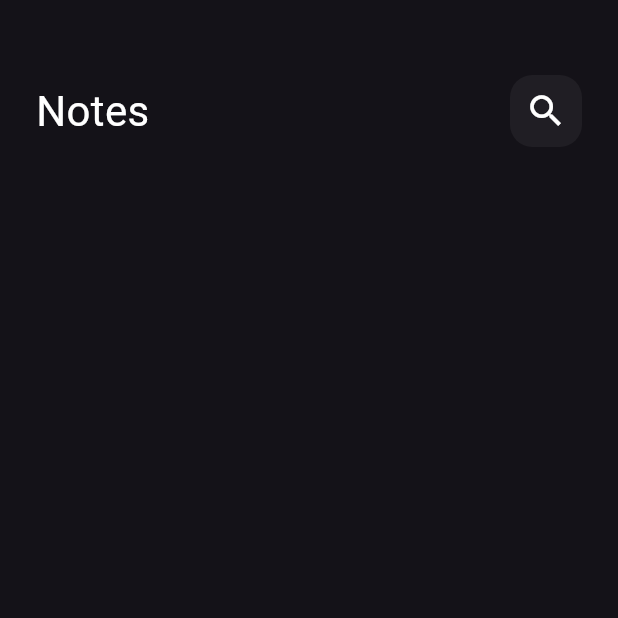
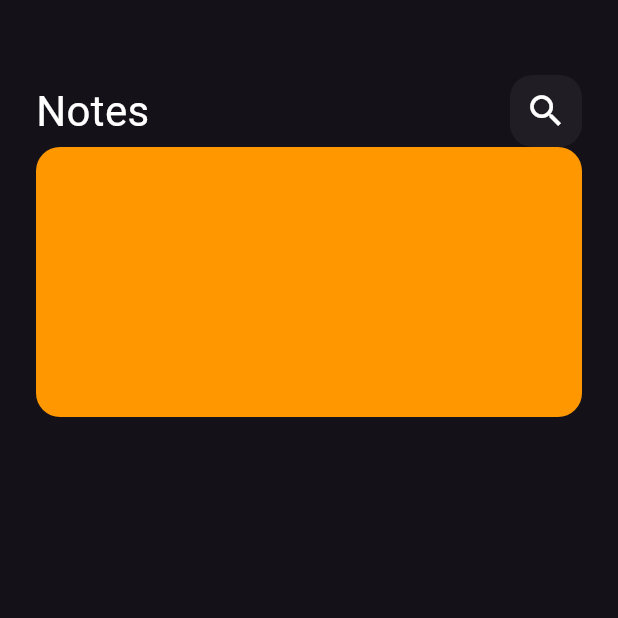
Before and after one commit to MuhamedElockly/notes_app, a Flutter app: the screen it shows after launch, on a phone screen of 412 x 824 dp, the top half of it. Run offline on Flutter 3.47's test engine with Material 3 defaults, Android fonts, the phone set to English and light mode, and no system bars.

Commit message:
add note item

```diff
--- /dev/null
+++ b/lib/widgets/note_item.dart
@@ -0,0 +1,15 @@
+import 'package:flutter/material.dart';
+
+class NoteItem extends StatelessWidget {
+  @override
+  Widget build(BuildContext context) {
+    return Container(
+      width: double.infinity,
+      height: 180,
+      decoration: BoxDecoration(
+        color: Colors.orange,
+        borderRadius: BorderRadius.circular(16),
+      ),
+    );
+  }
+}
--- a/lib/widgets/notes_view_body.dart
+++ b/lib/widgets/notes_view_body.dart
@@ -1,5 +1,6 @@
 import 'package:flutter/material.dart';
 import 'package:notes_app/widgets/custom_app_bar.dart';
+import 'package:notes_app/widgets/note_item.dart';
 
 class NotesViewBody extends StatelessWidget {
   @override
@@ -12,6 +13,7 @@ class NotesViewBody extends StatelessWidget {
             height: 50,
           ),
           CustomAppBar(),
+          NoteItem(),
         ],
       ),
     );
```
